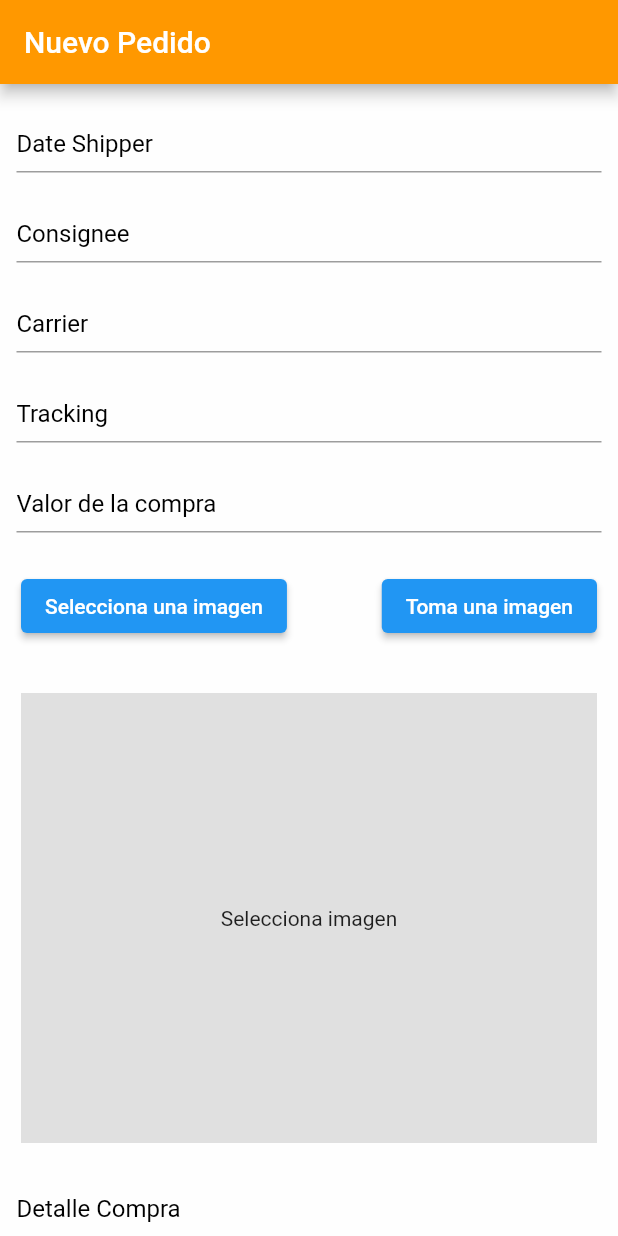
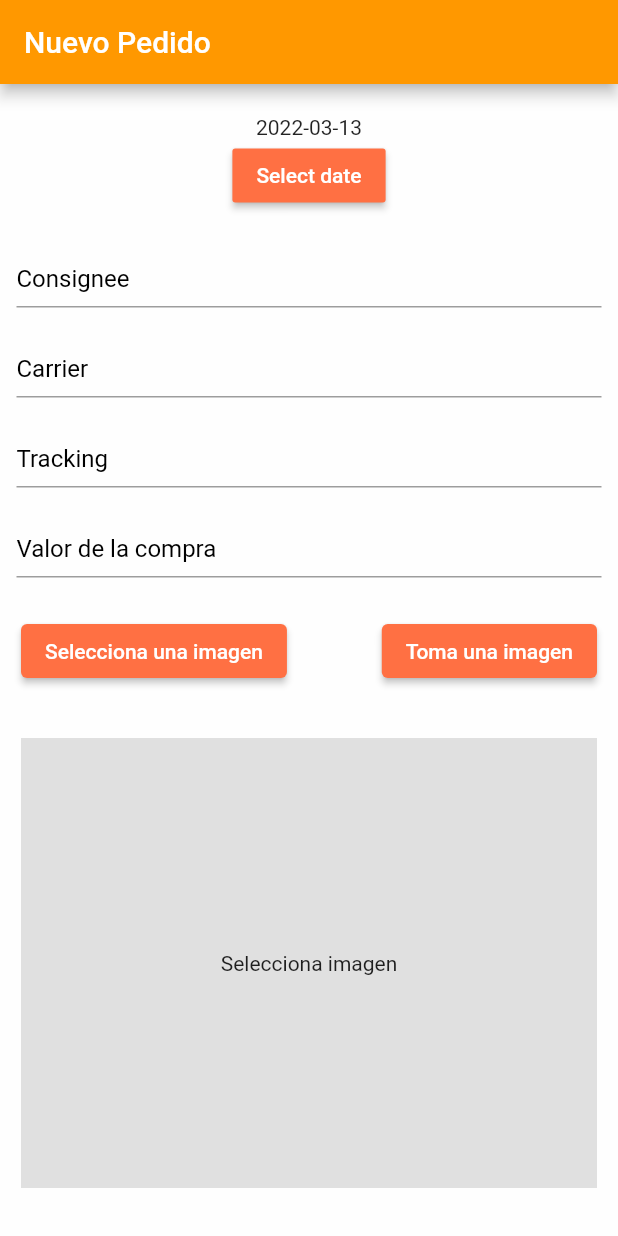
Before and after one commit to esfernandezb/proyecto_quiroz, a Flutter app: the pedido screen opened directly, on a phone screen of 412 x 824 dp. Run offline on Flutter 3.47's test engine with Material 2 defaults, Android fonts, the phone set to English and light mode, and no system bars; our stand-ins replace animate_do, cloud_firestore, curved_navigation_bar, firebase_auth, flutter_secure_storage, flutter_svg and 1 more; accounts and stored records are empty.

Commit message:
Flutter date

```diff
--- a/lib/src/pedido.dart
+++ b/lib/src/pedido.dart
@@ -17,6 +17,7 @@
   final _picker = ImagePicker();
   // Implementing the image picker
 
+
   Future<void> _openCameraPicker() async {
     final XFile? pickedImage =
     await _picker.pickImage(source: ImageSource.camera);
@@ -35,6 +36,24 @@
         _image = File(pickedImage.path);
       });
     }
+  }
+
+  DateTime selectedDate = DateTime.now();
+
+  Future<void> _selectDate(BuildContext context) async {
+    final DateTime? picked = await showDatePicker(
+
+        context: context,
+        initialDate: selectedDate,
+        firstDate: DateTime(2015, 8),
+        lastDate: DateTime(2101));
+
+    if (picked != null && picked != selectedDate) {
+      setState(() {
+        selectedDate = picked;
+      });
+    }
+
   }
 
 
@@ -61,7 +80,7 @@
                               .of(context)
                               .size
                               .width,
-                          height: 50,
+                          height: 80,
                           decoration: BoxDecoration(
                               border: Border.all(color: Colors.white30),
                               color: Colors.white12,
@@ -69,15 +88,17 @@
                           ),
                           child: Padding(
                             padding: const EdgeInsets.all(5.0),
-                            child: TextFormField(
-                              keyboardType: TextInputType.emailAddress,
-                              style: TextStyle(color: Colors.black,
-                                  fontSize: 16),
-                              decoration: InputDecoration(
-                                hintText: 'Date Shipper',
-                                hintStyle: TextStyle(
-                                    fontSize: 16.0, color: Colors.black),
-                              ),
+                            child: Column(
+                              mainAxisSize: MainAxisSize.min,
+                              children: <Widget>[
+                                Text("${selectedDate.toLocal()}".split(' ')[0]),
+                                RaisedButton(
+                                  onPressed: () => _selectDate(context),
+                                  color: Colors.deepOrange[400],
+                                  textColor: Colors.white,
+                                  child: Text('Select date'),
+                                ),
+                              ],
                             ),
                           ),
                         ),
@@ -218,10 +239,14 @@
                                   mainAxisAlignment: MainAxisAlignment.spaceBetween,
                                   children: [
                                     ElevatedButton(
+                                      style: ElevatedButton.styleFrom(
+                                          primary: Colors.deepOrange[400],),
                                       child: const Text('Selecciona una imagen'),
                                       onPressed: _openImagePicker,
                                     ),
                                     ElevatedButton(
+                                      style: ElevatedButton.styleFrom(
+                                        primary: Colors.deepOrange[400],),
                                       child: const Text('Toma una imagen'),
                                       onPressed: _openCameraPicker,
                                     ),
--- a/pubspec.yaml
+++ b/pubspec.yaml
@@ -52,6 +52,7 @@
   path_provider: any
   gallery_saver: any
   image_picker: ^0.8.4+11
+  syncfusion_flutter_datepicker: ^19.4.55
 
 dev_dependencies:
   flutter_test:
```
Also changed, not shown: pubspec.lock.
